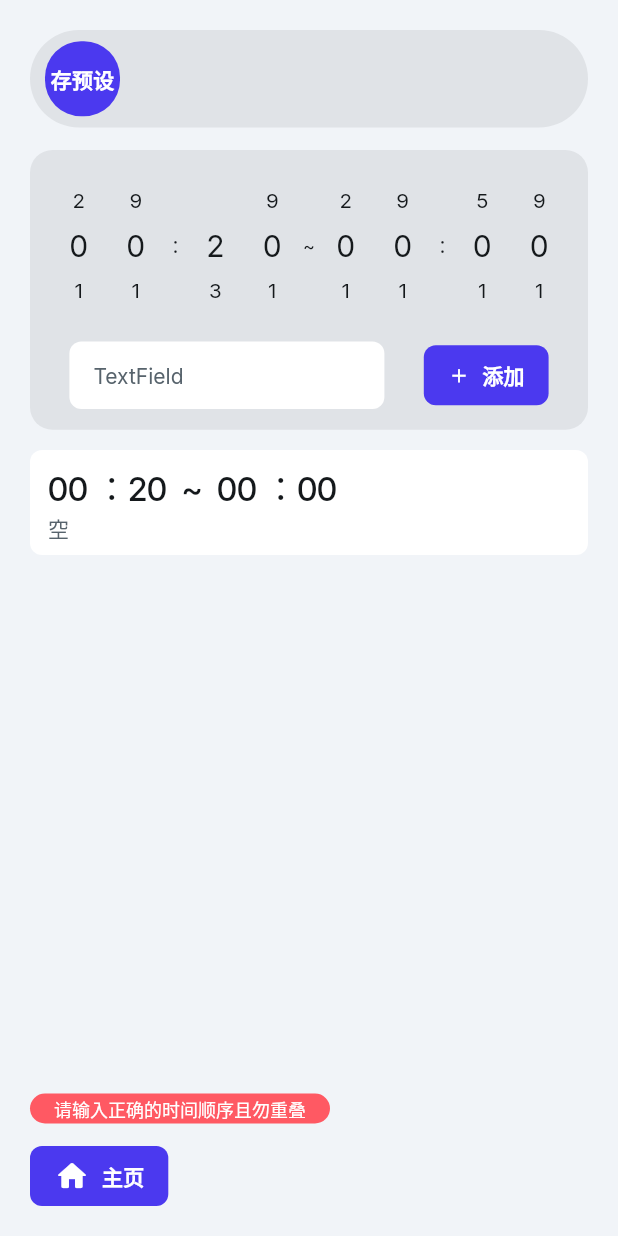
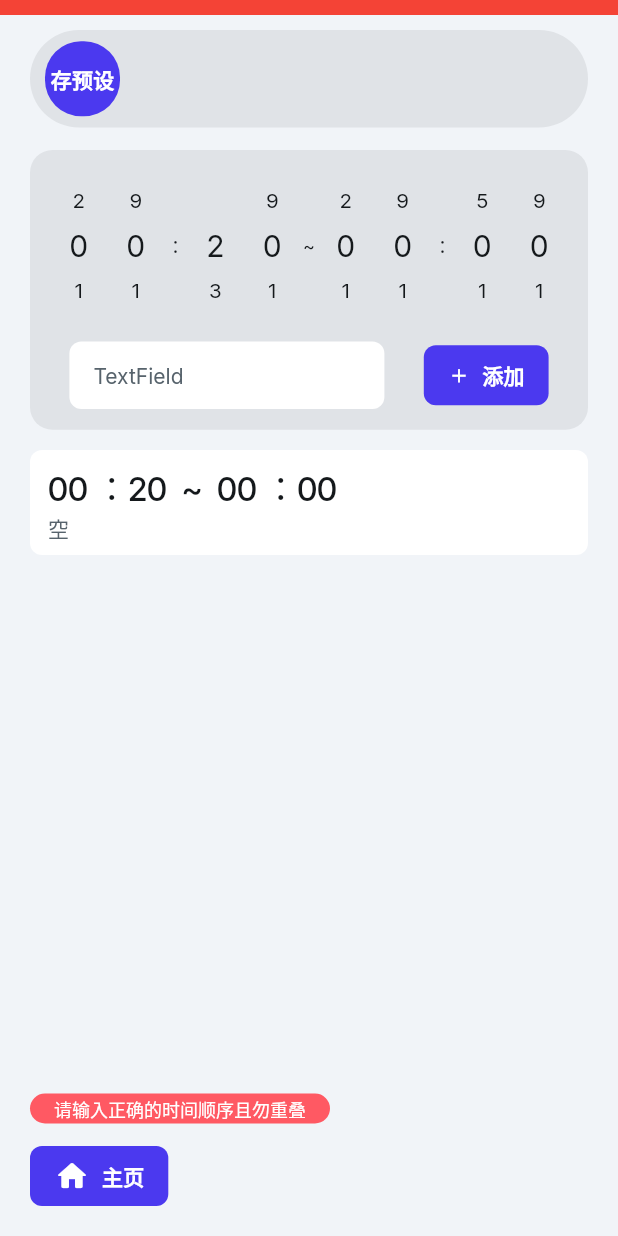
Before and after one commit to railgunasuka/MikuDay, a Flutter app: the screen it shows after launch, after a tap on "添加", on a phone screen of 412 x 824 dp. Run offline on Flutter 3.47's test engine with Material 3 defaults, Android fonts, the phone set to English and light mode, and no system bars; drawn by our look-alikes of auto_size_text, carousel_slider, flutter_animate, flutter_slidable; our stand-ins replace font_awesome_flutter, from_css_color, google_fonts, page_transition, shared_preferences, timeago; missing offline and left inert: flutterflow_colorpicker, json_path, tray_manager, window_manager; statements that could not run were skipped.

Commit message:
version4

```diff
--- a/lib/create/create_widget.dart
+++ b/lib/create/create_widget.dart
@@ -12,6 +12,8 @@ import 'package:flutterflow_colorpicker/flutterflow_colorpicker.dart';
 import 'package:flutter_animate/flutter_animate.dart';
 
 import '/app_state.dart';
+
+import 'package:window_manager/window_manager.dart';
 
 
 
@@ -1814,6 +1816,20 @@ class _CreateWidgetState extends State<CreateWidget>
                 ),
               ),
             ),
+
+            // 顶部边缘拖动条
+            Positioned(
+              top: 0,
+              left: 0,
+              right: 0,
+              height: 10, // 仅10px高度的触发区域
+              child: GestureDetector(
+                behavior: HitTestBehavior.translucent,
+                onPanStart: (_) => windowManager.startDragging(),
+                child: Container(color: Colors.red),
+              ),
+            )
+
           ],
         ),
       ),
--- a/lib/main.dart
+++ b/lib/main.dart
@@ -19,14 +19,16 @@ void main() async {
   WidgetsFlutterBinding.ensureInitialized();
   // 必须加上这一行。
   await windowManager.ensureInitialized();
+  // 初始化窗口置顶状态（可选）
+  await windowManager.setAlwaysOnTop(true);
 
   WindowOptions windowOptions = WindowOptions(
-    // size: Size(800, 600),
+    size: Size(450, 850),
     minimumSize: Size(400, 850), // 设置最小窗口大小
     center: true,
     // backgroundColor: Colors.transparent,
-    // skipTaskbar: false,
-    // titleBarStyle: TitleBarStyle.hidden,
+    skipTaskbar: true,
+    titleBarStyle: TitleBarStyle.hidden,
   );
   windowManager.waitUntilReadyToShow(windowOptions, () async {
     await windowManager.show();
```
Also changed, not shown: lib/home_page/home_page_widget.dart (+16 -1 lines), lib/tray_wather.dart (+7 -0 lines).
